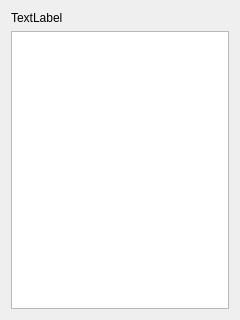
tweedia/Tweedia, file src/Tweedia/mdichild/stringview-scroll.ui: the form before one commit.
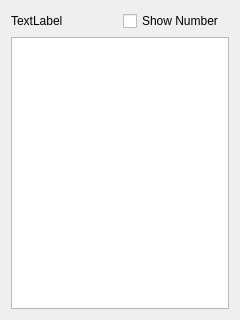
The form after the commit.

Commit message: Add checkbox on StringviewScroll

The edit to the form file:
```diff
--- a/src/Tweedia/mdichild/stringview-scroll.ui
+++ b/src/Tweedia/mdichild/stringview-scroll.ui
@@ -21,7 +21,14 @@
      </property>
     </widget>
    </item>
-   <item row="1" column="0">
+   <item row="0" column="1">
+    <widget class="QCheckBox" name="checkBox">
+     <property name="text">
+      <string>Show Number</string>
+     </property>
+    </widget>
+   </item>
+   <item row="1" column="0" colspan="2">
     <widget class="QTableView" name="tableView"/>
    </item>
   </layout>
```
The commit also changes 2 other files.
